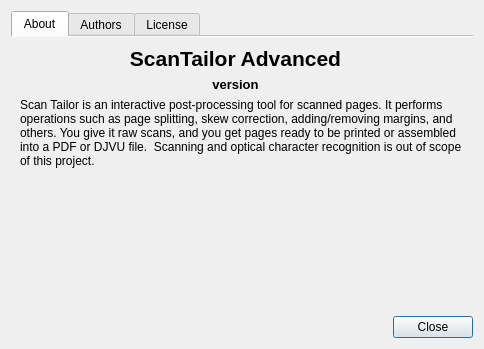
Before: the Qt Designer form src/scantailor/app/ui/dialogs/AboutDialog.ui in adehad/py-scantailor, drawn with Qt 5.
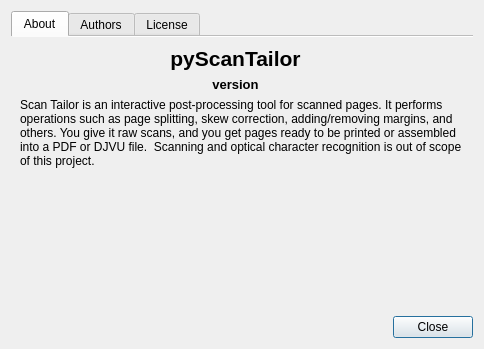
After: the same form once the commit is applied. Icons and pictures are not drawn.

Commit message:
Title the main window "pyScanTailor - <version>"
Fixes #234

```diff
--- a/src/scantailor/app/ui/dialogs/AboutDialog.ui
+++ b/src/scantailor/app/ui/dialogs/AboutDialog.ui
@@ -63,7 +63,7 @@
 font-weight: bold;</string>
          </property>
          <property name="text">
-          <string notr="true">ScanTailor Advanced</string>
+          <string notr="true">pyScanTailor</string>
          </property>
          <property name="alignment">
           <set>Qt::AlignBottom|Qt::AlignHCenter</set>
```
Left out of the diff: 2 changed lines with no effect on the pictures. The commit also changes 3 other files.
